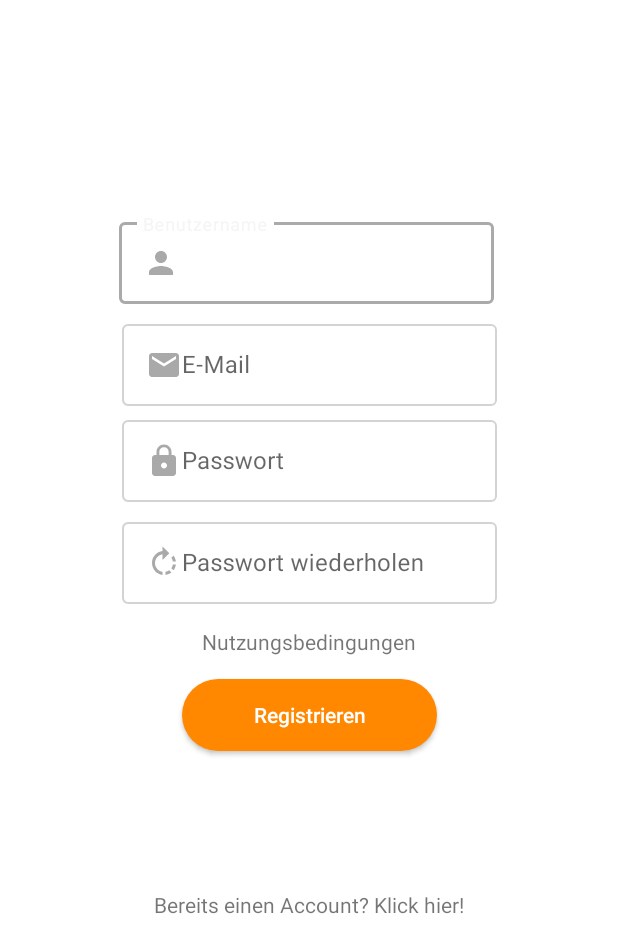
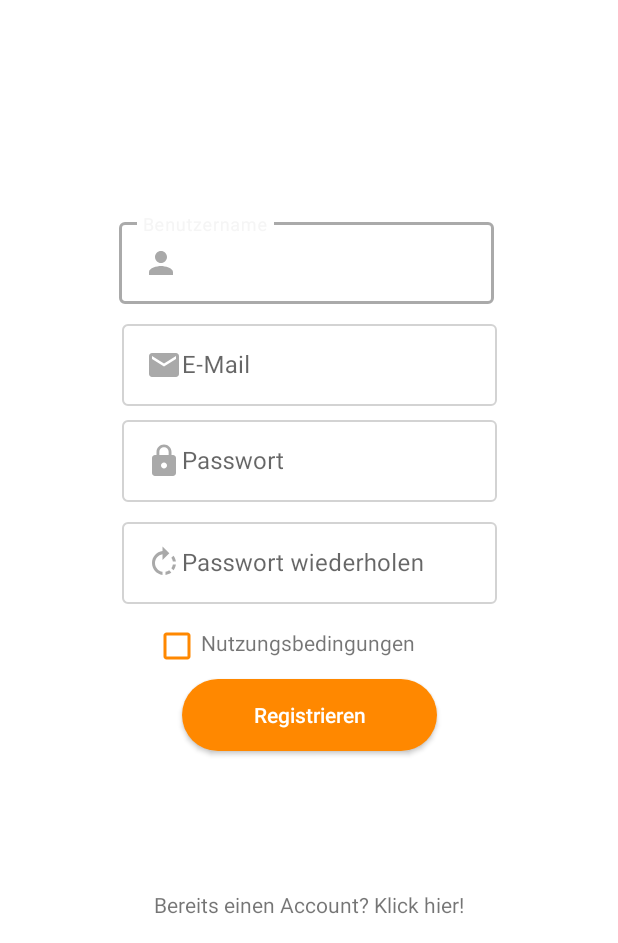
Before and after one commit to DevAppChris/postify_source, an Android app: the RegisterActivity screen opened directly, with no data from a screen before it, on a phone screen of 412 x 824 dp, the part 293-1236 px from its top. Run offline under Robolectric (Android 15) with nearby library versions, the phone set to English and light mode, and no system bars.

Commit message:
Chechkbox+Tabs(MainActivity)

```diff
--- a/app/build.gradle
+++ b/app/build.gradle
@@ -30,6 +30,7 @@ dependencies {
 
     //Google Design
     implementation 'com.google.android.material:material:1.0.0'
+    implementation 'com.android.support:support-compat:28.0.0'
 
     androidTestImplementation 'androidx.test:runner:1.1.1'
     androidTestImplementation 'androidx.test.espresso:espresso-core:3.1.1'
--- a/app/src/main/java/com/android/postify/FingerprintHAndler.java
+++ b/app/src/main/java/com/android/postify/FingerprintHAndler.java
@@ -1,6 +1,7 @@
 package com.android.postify;
 
 import android.content.Context;
+import android.content.Intent;
 import android.content.pm.PackageManager;
 import android.hardware.fingerprint.FingerprintManager;
 import android.Manifest;
@@ -68,6 +69,8 @@ public class FingerprintHAndler extends FingerprintManager.AuthenticationCallbac
             FingerprintManager.AuthenticationResult result) {
 
         Toast.makeText(context, "Success!", Toast.LENGTH_LONG).show();
+
+
     }
 
 }
--- a/app/src/main/java/com/android/postify/LoginActivity.java
+++ b/app/src/main/java/com/android/postify/LoginActivity.java
@@ -78,6 +78,8 @@ public class LoginActivity extends AppCompatActivity {
             @Override
             public void onClick(View view) {
                 Toast.makeText(LoginActivity.this, "Noch nicht verfügbar!" + getEmojiByUnicode(0x1F609), Toast.LENGTH_SHORT).show();
+                //Intent home = new Intent(getApplicationContext(), MainActivity.class);
+                //startActivity(home);
             }
         });
 
--- /dev/null
+++ b/app/src/main/res/drawable/ic_home_grey.xml
@@ -0,0 +1,5 @@
+<vector android:height="24dp" android:tint="#A9A9A9"
+    android:viewportHeight="24.0" android:viewportWidth="24.0"
+    android:width="24dp" xmlns:android="http://schemas.android.com/apk/res/android">
+    <path android:fillColor="#FF000000" android:pathData="M10,20v-6h4v6h5v-8h3L12,3 2,12h3v8z"/>
+</vector>
--- /dev/null
+++ b/app/src/main/res/drawable/ic_settings_grey.xml
@@ -0,0 +1,5 @@
+<vector android:height="24dp" android:tint="#A9A9A9"
+    android:viewportHeight="24" android:viewportWidth="24"
+    android:width="24dp" xmlns:android="http://schemas.android.com/apk/res/android">
+    <path android:fillColor="#FF000000" android:pathData="M19.1,12.9a2.8,2.8 0,0 0,0.1 -0.9,2.8 2.8,0 0,0 -0.1,-0.9l2.1,-1.6a0.7,0.7 0,0 0,0.1 -0.6L19.4,5.5a0.7,0.7 0,0 0,-0.6 -0.2l-2.4,1a6.5,6.5 0,0 0,-1.6 -0.9l-0.4,-2.6a0.5,0.5 0,0 0,-0.5 -0.4H10.1a0.5,0.5 0,0 0,-0.5 0.4L9.3,5.4a5.6,5.6 0,0 0,-1.7 0.9l-2.4,-1a0.4,0.4 0,0 0,-0.5 0.2l-2,3.4c-0.1,0.2 0,0.4 0.2,0.6l2,1.6a2.8,2.8 0,0 0,-0.1 0.9,2.8 2.8,0 0,0 0.1,0.9L2.8,14.5a0.7,0.7 0,0 0,-0.1 0.6l1.9,3.4a0.7,0.7 0,0 0,0.6 0.2l2.4,-1a6.5,6.5 0,0 0,1.6 0.9l0.4,2.6a0.5,0.5 0,0 0,0.5 0.4h3.8a0.5,0.5 0,0 0,0.5 -0.4l0.3,-2.6a5.6,5.6 0,0 0,1.7 -0.9l2.4,1a0.4,0.4 0,0 0,0.5 -0.2l2,-3.4c0.1,-0.2 0,-0.4 -0.2,-0.6ZM12,15.6A3.6,3.6 0,1 1,15.6 12,3.6 3.6,0 0,1 12,15.6Z"/>
+</vector>
--- a/app/src/main/res/layout/activity_register.xml
+++ b/app/src/main/res/layout/activity_register.xml
@@ -96,8 +96,10 @@
         android:text="Nutzungsbedingungen"
         app:layout_constraintBottom_toTopOf="@+id/register_button"
         app:layout_constraintEnd_toEndOf="parent"
+        app:layout_constraintHorizontal_bias="0.497"
         app:layout_constraintStart_toStartOf="parent"
-        app:layout_constraintTop_toBottomOf="@+id/password_2_txt" />
+        app:layout_constraintTop_toBottomOf="@+id/password_2_txt"
+        app:layout_constraintVertical_bias="0.516" />
 
     <com.google.android.material.textfield.TextInputLayout
         android:id="@+id/textInputLayout"
@@ -189,5 +191,16 @@
             android:hint="Passwort wiederholen" />
     </com.google.android.material.textfield.TextInputLayout>
 
+    <CheckBox
+        android:buttonTint="@android:color/holo_orange_dark"
+        android:id="@+id/checkBox"
+        android:layout_width="wrap_content"
+        android:layout_height="wrap_content"
+        android:layout_marginTop="12dp"
+        app:layout_constraintEnd_toStartOf="@+id/startWeb"
+        app:layout_constraintHorizontal_bias="1.0"
+        app:layout_constraintStart_toStartOf="parent"
+        app:layout_constraintTop_toBottomOf="@+id/password_2_txt" />
+
 
 </androidx.constraintlayout.widget.ConstraintLayout>
```
Also changed, not shown: app/src/main/AndroidManifest.xml (+10 -7 lines), app/src/main/java/com/android/postify/MainActivity.java (added, +20 -0 lines), app/src/main/res/layout/activity_main.xml (added, +42 -0 lines).
